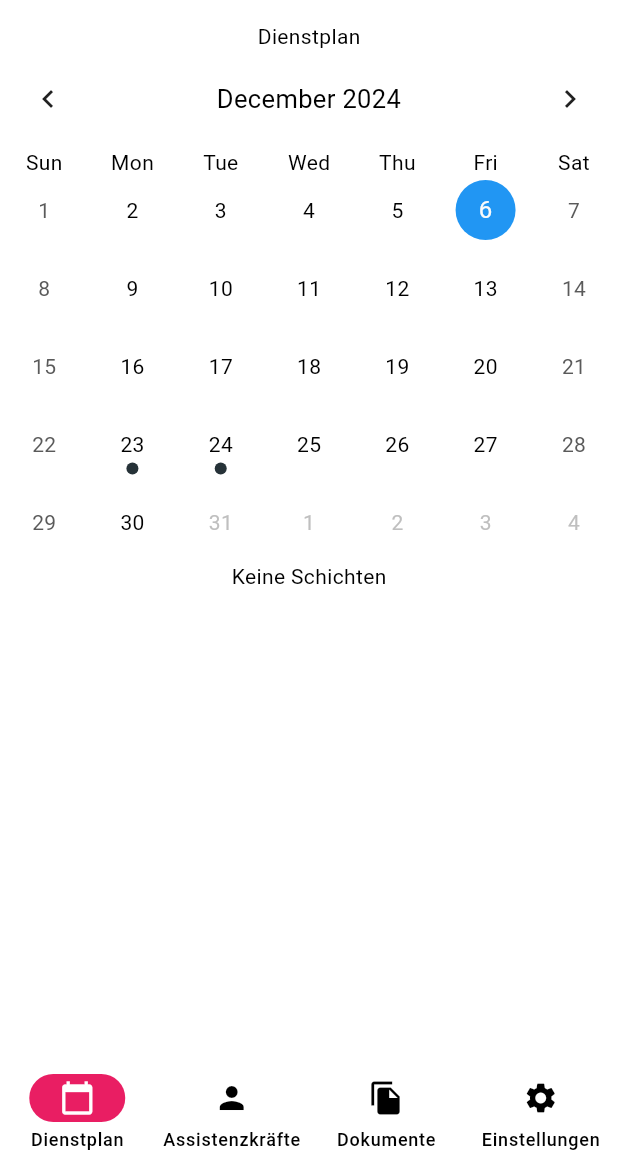
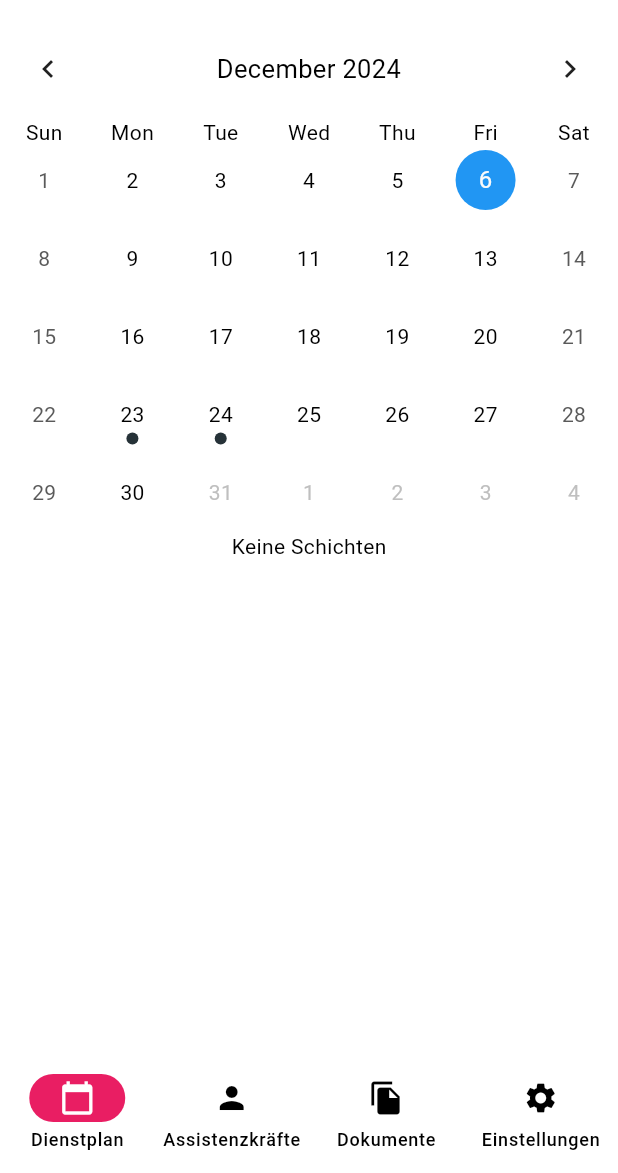
Before and after one commit to annikalenneper/der_assistenzplaner, a Flutter app: the screen it shows after launch, on a phone screen of 412 x 824 dp, the part 63-1236 px from its top. Run offline on Flutter 3.47's test engine with Material 3 defaults, Android fonts, the phone set to English and light mode, and no system bars; drawn by our look-alikes of table_calendar; our stand-ins replace font_awesome_flutter, hive, hive_flutter; accounts and stored records are empty.

Commit message:
removed unneccessary lines (unused import/ redundant text)

```diff
--- a/lib/views/shared/assistant_card.dart
+++ b/lib/views/shared/assistant_card.dart
@@ -1,6 +1,6 @@
 import 'package:flutter/material.dart';
 import 'package:der_assistenzplaner/models/assistant.dart';
-import 'package:der_assistenzplaner/views/shared/assistant_details.dart';
+import 'package:der_assistenzplaner/views/assistant_screen.dart';
 
 class AssistantCard extends StatelessWidget {
   final Assistant assistant;
--- a/lib/views/workschedule_screen.dart
+++ b/lib/views/workschedule_screen.dart
@@ -12,7 +12,6 @@ class WorkScheduleScreen extends StatelessWidget {
     return Center(
       child: Column(
         children: [
-          Text('Dienstplan'),
           WorkScheduleView(wsModel: workscheduleModel),
         ]
       ),
```
